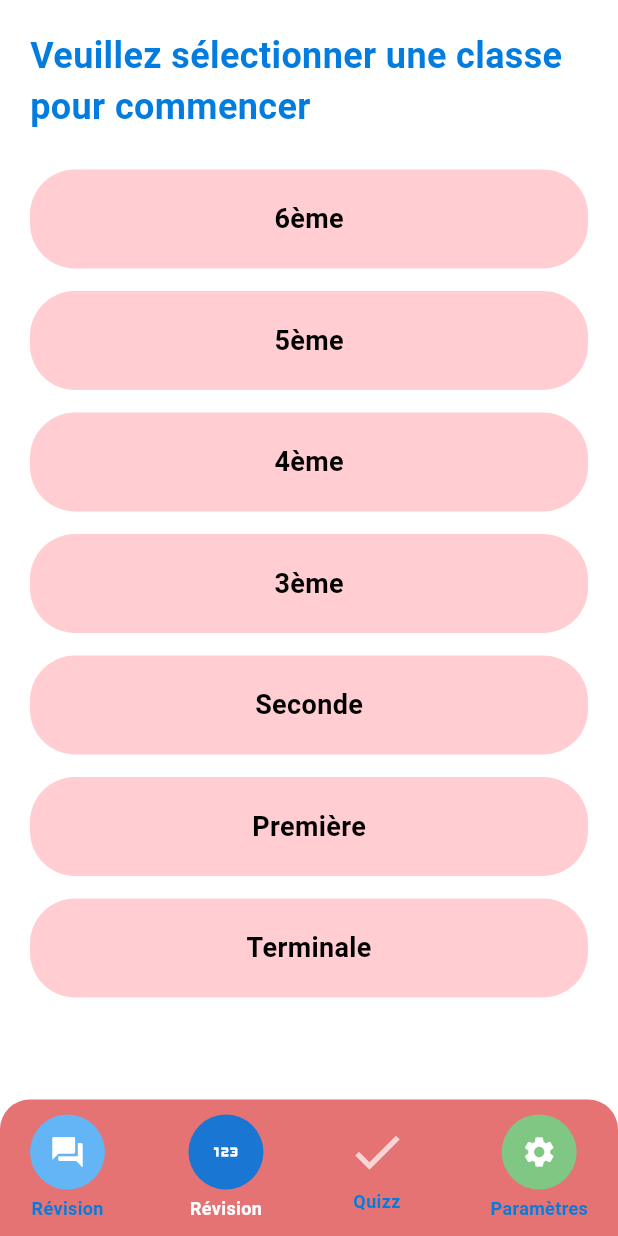
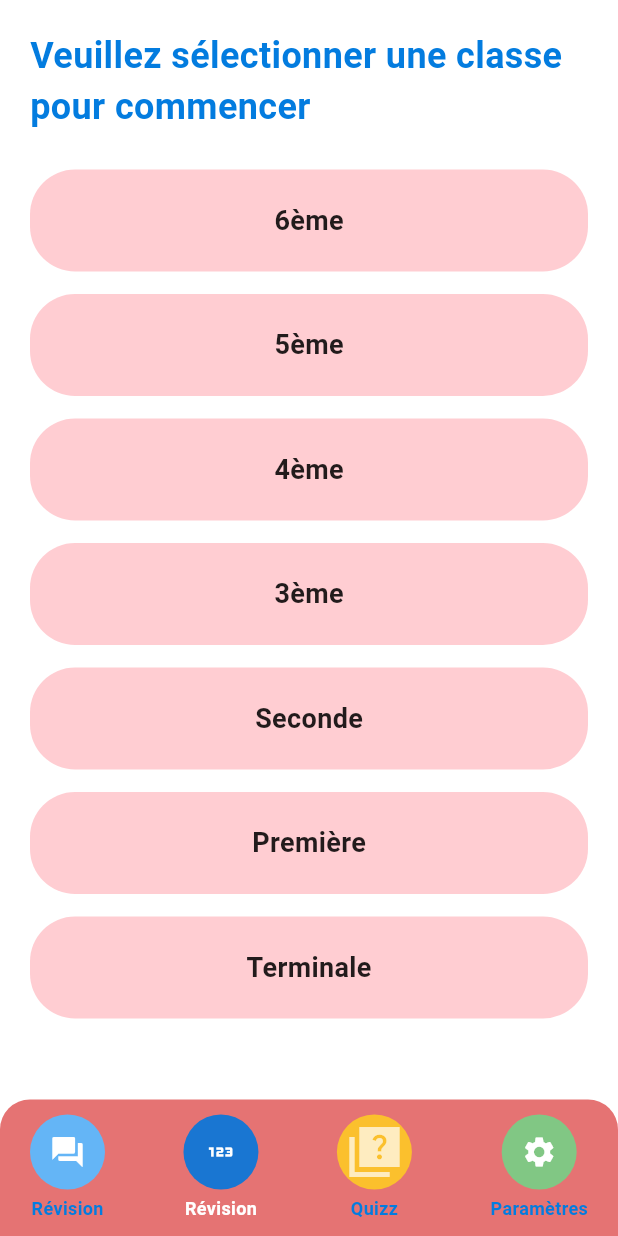
Before and after one commit to bounebs/MathBoostPlus, a Flutter app: the screen it shows after launch, item 2 of the bottom bar chosen, on a phone screen of 412 x 824 dp. Run offline on Flutter 3.47's test engine with Material 3 defaults, Android fonts, the phone set to English and light mode, and no system bars.

Commit message:
Remise ordre des pages Revision et quizz + modification couleur quizz

```diff
--- a/application_mathboostplusv0/lib/home.dart
+++ b/application_mathboostplusv0/lib/home.dart
@@ -1,6 +1,8 @@
 import 'package:flutter/material.dart';
 import 'parametres/parametres.dart';
 import 'forum/forum.dart';
+import 'revision/revision.dart';
+import 'quizz/quizz.dart';
 
 class HomePage extends StatefulWidget {
   const HomePage({super.key});
@@ -29,57 +31,11 @@ class _HomePageState extends State<HomePage> {
   }
 
   Widget pageRevision() {
-    return SafeArea(
-      child: Padding(
-        padding: const EdgeInsets.all(20),
-        child: Column(
-          crossAxisAlignment: CrossAxisAlignment.center,
-          children: [
-            Center(
-              child: Text(
-                "Veuillez sélectionner une classe pour commencer",
-                style: const TextStyle(
-                  fontSize: 24,
-                  fontWeight: FontWeight.bold,
-                  color: Color.fromARGB(255, 3, 124, 223),
-                ),
-              ),
-            ),
-
-            const SizedBox(height: 25),
-
-            Expanded(
-              child: ListView.builder(
-                itemCount: niveaux.length,
-                itemBuilder: (context, index) {
-                  return Container(
-                    margin: const EdgeInsets.only(bottom: 15),
-                    padding: const EdgeInsets.all(20),
-                    decoration: BoxDecoration(
-                      color: Colors.red.shade100,
-                      borderRadius: BorderRadius.circular(30),
-                    ),
-                    child: Center(
-                      child: Text(
-                        niveaux[index],
-                        style: const TextStyle(
-                          fontSize: 18,
-                          fontWeight: FontWeight.bold,
-                        ),
-                      ),
-                    ),
-                  );
-                },
-              ),
-            ),
-          ],
-        ),
-      ),
-    );
+    return RevisionPage(niveaux : niveaux);
   }
 
   Widget pageQuizz() {
-    return pageRevision();
+    return QuizzPage(niveaux: niveaux);
   }
 
   Widget pageSettings() {
@@ -192,10 +148,16 @@ class _HomePageState extends State<HomePage> {
               child: Column(
                 mainAxisSize: MainAxisSize.min,
                 children: [
-                  Icon(
-                    Icons.check,
+                  CircleAvatar(
+                    radius: 25,
+                    backgroundColor: currentIndex == 3
+                        ? Colors.yellow.shade300
+                        : Colors.yellow.shade700,
+                    child : Icon(
+                    Icons.quiz_sharp,
                     size: 40,
                     color: currentIndex == 2 ? Colors.white : Colors.white70,
+                    ),
                   ),
                   const SizedBox(height: 4),
                   Text(
--- /dev/null
+++ b/application_mathboostplusv0/lib/quizz/quizz.dart
@@ -0,0 +1,76 @@
+import 'package:flutter/material.dart';
+
+class QuizzPage extends StatelessWidget {
+  // La liste des niveaux doit être passée en paramètre
+  final List<String> niveaux;
+
+  const QuizzPage({
+    super.key,
+    required this.niveaux,
+  });
+
+  @override
+  Widget build(BuildContext context) {
+    return SafeArea(
+      child: Padding(
+        padding: const EdgeInsets.all(20),
+        child: Column(
+          crossAxisAlignment: CrossAxisAlignment.center,
+          children: [
+            Center(
+              child: Text(
+                // Remplacez la chaîne de caractères "en dur" par la clé de localisation
+                // ou le texte statique, selon votre choix d'approche de localisation.
+                // Ici, je garde le texte statique pour l'exemple.
+                "Veuillez sélectionner une classe pour commencer",
+                style: TextStyle(
+                  fontSize: 24,
+                  fontWeight: FontWeight.bold,
+                  color: Theme.of(context).brightness == Brightness.dark
+                      ? Colors.white
+                      : const Color.fromARGB(255, 3, 124, 223),
+                ),
+              ),
+            ),
+
+            const SizedBox(height: 25),
+
+            Expanded(
+              child: ListView.builder(
+                itemCount: niveaux.length,
+                itemBuilder: (context, index) {
+                  return Container(
+                    margin: const EdgeInsets.only(bottom: 15),
+                    padding: const EdgeInsets.all(20),
+                    decoration: BoxDecoration(
+                      // Utilisez la couleur définie (Colors.red.shade100)
+                      color: Colors.yellow.shade300,
+                      borderRadius: BorderRadius.circular(30),
+                      // Pour le mode sombre, vous pourriez vouloir une bordure foncée
+                      border: Border.all(
+                        color: Theme.of(context).brightness == Brightness.dark
+                            ? Colors.yellow.shade700
+                            : Colors.transparent,
+                      ),
+                    ),
+                    child: Center(
+                      child: Text(
+                        niveaux[index],
+                        style: const TextStyle(
+                          fontSize: 18,
+                          fontWeight: FontWeight.bold,
+                          // Le texte dans le conteneur clair doit rester foncé
+                          color: Colors.black87,
+                        ),
+                      ),
+                    ),
+                  );
+                },
+              ),
+            ),
+          ],
+        ),
+      ),
+    );
+  }
+}
--- /dev/null
+++ b/application_mathboostplusv0/lib/revision/revision.dart
@@ -0,0 +1,76 @@
+import 'package:flutter/material.dart';
+
+class RevisionPage extends StatelessWidget {
+  // La liste des niveaux doit être passée en paramètre
+  final List<String> niveaux;
+
+  const RevisionPage({
+    super.key,
+    required this.niveaux,
+  });
+
+  @override
+  Widget build(BuildContext context) {
+    return SafeArea(
+      child: Padding(
+        padding: const EdgeInsets.all(20),
+        child: Column(
+          crossAxisAlignment: CrossAxisAlignment.center,
+          children: [
+            Center(
+              child: Text(
+                // Remplacez la chaîne de caractères "en dur" par la clé de localisation
+                // ou le texte statique, selon votre choix d'approche de localisation.
+                // Ici, je garde le texte statique pour l'exemple.
+                "Veuillez sélectionner une classe pour commencer",
+                style: TextStyle(
+                  fontSize: 24,
+                  fontWeight: FontWeight.bold,
+                  color: Theme.of(context).brightness == Brightness.dark
+                      ? Colors.white
+                      : const Color.fromARGB(255, 3, 124, 223),
+                ),
+              ),
+            ),
+
+            const SizedBox(height: 25),
+
+            Expanded(
+              child: ListView.builder(
+                itemCount: niveaux.length,
+                itemBuilder: (context, index) {
+                  return Container(
+                    margin: const EdgeInsets.only(bottom: 15),
+                    padding: const EdgeInsets.all(20),
+                    decoration: BoxDecoration(
+                      // Utilisez la couleur définie (Colors.red.shade100)
+                      color: Colors.red.shade100,
+                      borderRadius: BorderRadius.circular(30),
+                      // Pour le mode sombre, vous pourriez vouloir une bordure foncée
+                      border: Border.all(
+                        color: Theme.of(context).brightness == Brightness.dark
+                            ? Colors.red.shade300
+                            : Colors.transparent,
+                      ),
+                    ),
+                    child: Center(
+                      child: Text(
+                        niveaux[index],
+                        style: const TextStyle(
+                          fontSize: 18,
+                          fontWeight: FontWeight.bold,
+                          // Le texte dans le conteneur clair doit rester foncé
+                          color: Colors.black87,
+                        ),
+                      ),
+                    ),
+                  );
+                },
+              ),
+            ),
+          ],
+        ),
+      ),
+    );
+  }
+}
```
